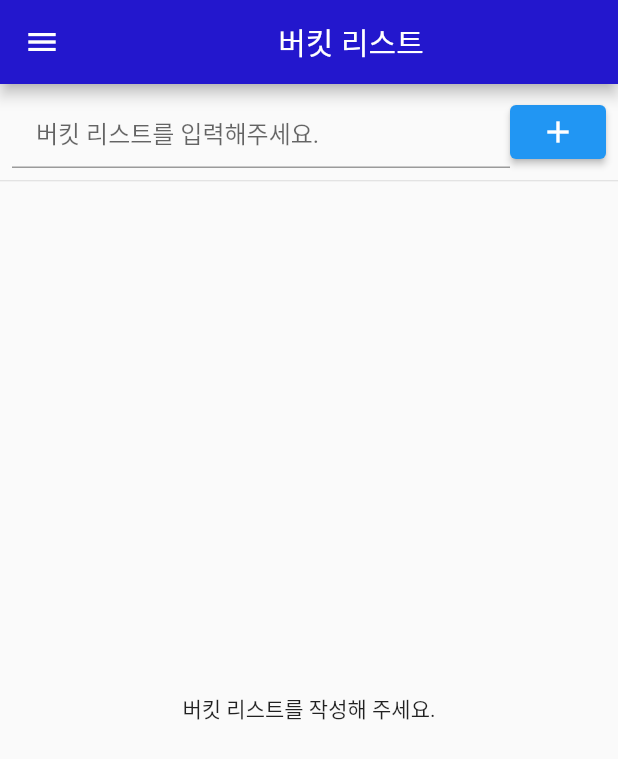
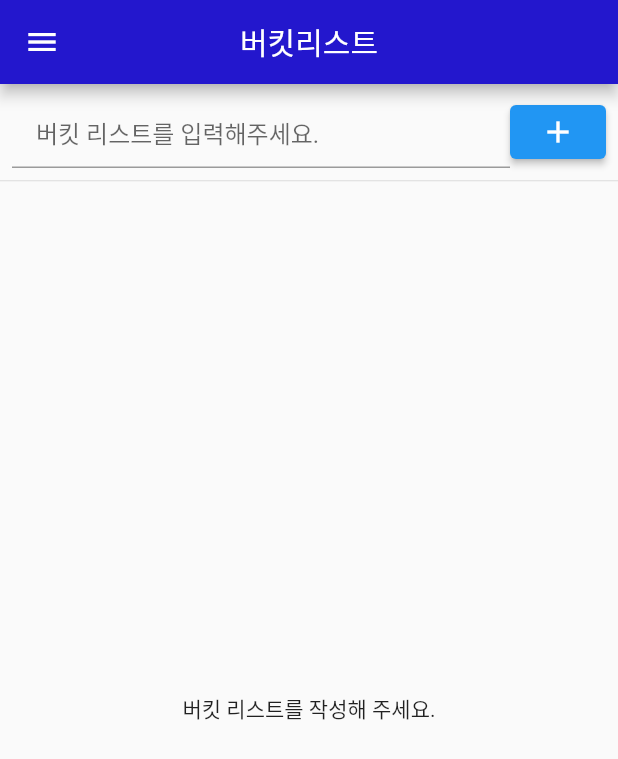
Before and after one commit to Psyail/-, a Flutter app: the HomePage screen opened directly, on a phone screen of 412 x 824 dp. Shown: the top 759 px of the screen. Run offline on Flutter 3.47's test engine with Material 2 defaults, Android fonts, the phone set to English and light mode, and no system bars; our stand-ins replace cloud_firestore, firebase_auth, firebase_core, table_calendar; accounts and stored records are empty.

Commit message:
appbar정렬완료

```diff
--- a/lib/home_page.dart
+++ b/lib/home_page.dart
@@ -40,13 +40,15 @@ class _HomePageState extends State<HomePage> {
         User user = authService.currentUser()!;
         return Scaffold(
           appBar: AppBar(
-            title: Center(
+            /*title: Center(
               child: Text(
                 "버킷 리스트",
-                textAlign: TextAlign.center,
+                  textAlign: TextAlign.center,
               ),
-            ),
+            ),*/
+            title: Text("버킷리스트"),
             backgroundColor: Color.fromARGB(255, 35, 23, 205),
+            centerTitle: true,
             leading: Builder(
               builder: (context) {
                 return IconButton(
```
